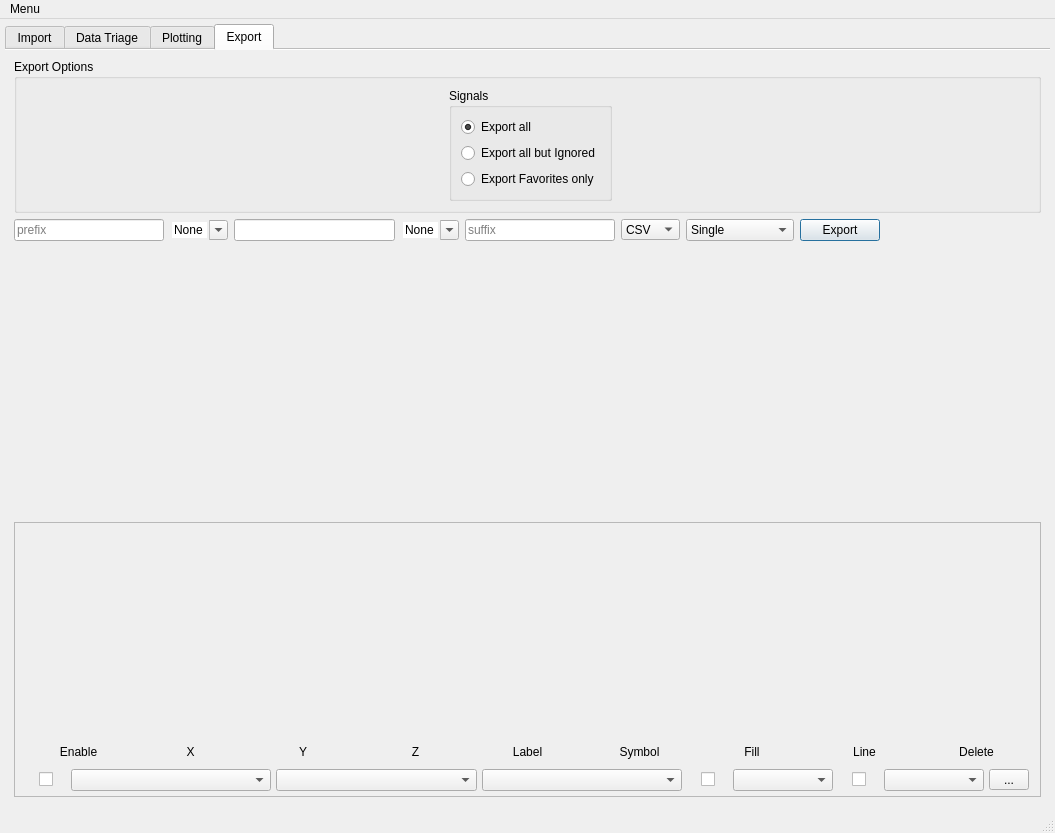
kevinanewman/colliderscope2024, file colliderscope.ui: the form before one commit.
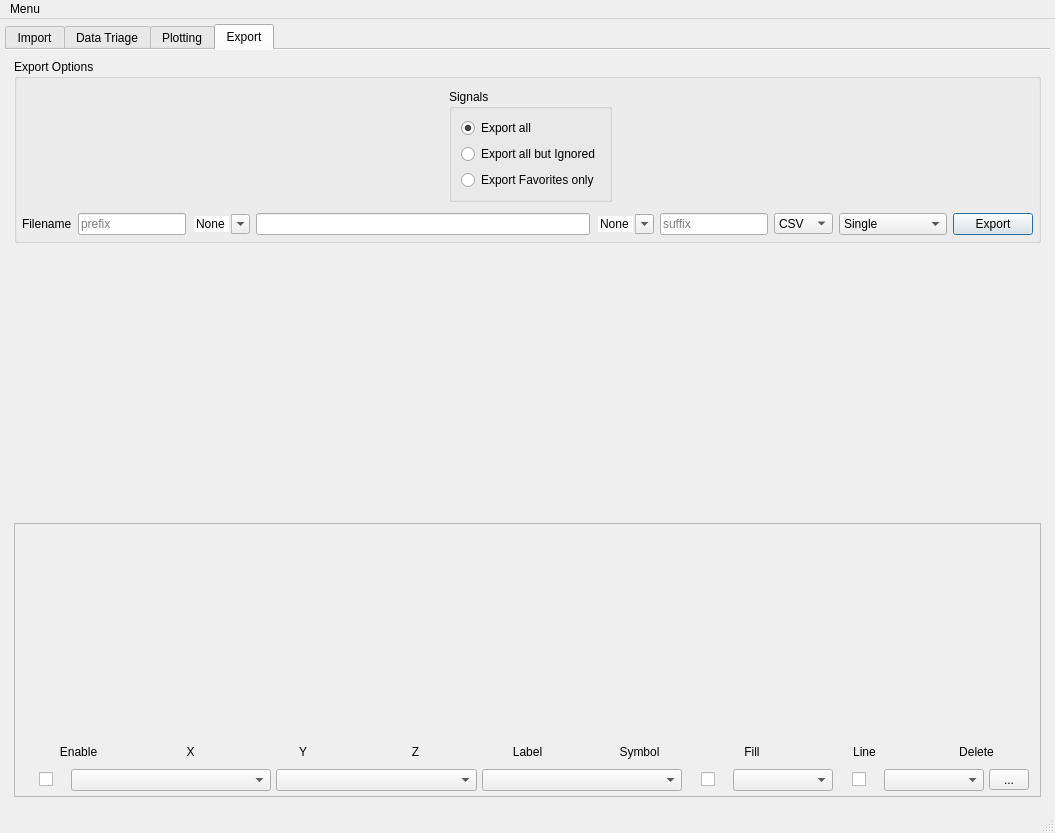
The form after the commit. The open tabs and pages were chosen to show the change. Icons and pictures are not drawn. Custom widgets are drawn as their Qt base class.

Commit message: export layout tweaks

Patch:
```diff
--- a/colliderscope.ui
+++ b/colliderscope.ui
@@ -60,7 +60,7 @@
        <enum>QTabWidget::Rounded</enum>
       </property>
       <property name="currentIndex">
-       <number>0</number>
+       <number>3</number>
       </property>
       <property name="documentMode">
        <bool>true</bool>
@@ -2156,22 +2156,66 @@
        <property name="enabled">
         <bool>true</bool>
        </property>
+       <property name="sizePolicy">
+        <sizepolicy hsizetype="Preferred" vsizetype="MinimumExpanding">
+         <horstretch>0</horstretch>
+         <verstretch>0</verstretch>
+        </sizepolicy>
+       </property>
+       <property name="minimumSize">
+        <size>
+         <width>0</width>
+         <height>100</height>
+        </size>
+       </property>
        <attribute name="title">
         <string>Export</string>
        </attribute>
-       <layout class="QVBoxLayout" name="verticalLayout_12">
+       <layout class="QVBoxLayout" name="verticalLayout_12" stretch="0,1,1">
         <item>
          <widget class="QGroupBox" name="export_options_groupBox">
           <property name="sizePolicy">
-           <sizepolicy hsizetype="MinimumExpanding" vsizetype="Fixed">
+           <sizepolicy hsizetype="MinimumExpanding" vsizetype="MinimumExpanding">
             <horstretch>0</horstretch>
             <verstretch>0</verstretch>
            </sizepolicy>
           </property>
+          <property name="minimumSize">
+           <size>
+            <width>0</width>
+            <height>0</height>
+           </size>
+          </property>
           <property name="title">
            <string>Export Options</string>
           </property>
+          <layout class="QVBoxLayout" name="verticalLayout_23" stretch="0,0">
+           <property name="leftMargin">
+            <number>5</number>
+           </property>
+           <property name="topMargin">
+            <number>5</number>
+           </property>
+           <property name="rightMargin">
+            <number>5</number>
+           </property>
+           <property name="bottomMargin">
+            <number>5</number>
+           </property>
+           <item>
           <layout class="QHBoxLayout" name="horizontalLayout_11">
+             <property name="leftMargin">
+              <number>5</number>
+             </property>
+             <property name="topMargin">
+              <number>5</number>
+             </property>
+             <property name="rightMargin">
+              <number>5</number>
+             </property>
+             <property name="bottomMargin">
+              <number>5</number>
+             </property>
            <item>
             <widget class="QWidget" name="nanhandler_widget" native="true">
              <property name="sizePolicy">
@@ -2262,15 +2306,33 @@
             </spacer>
            </item>
           </layout>
-         </widget>
         </item>
         <item>
-         <layout class="QHBoxLayout" name="horizontalLayout_8">
+            <layout class="QHBoxLayout" name="horizontalLayout_8" stretch="0,0,0,1,0,0,0,0,0">
           <property name="topMargin">
            <number>0</number>
           </property>
+             <item>
+              <widget class="QLabel" name="label_14">
+               <property name="text">
+                <string>Filename</string>
+               </property>
+              </widget>
+             </item>
           <item>
            <widget class="QLineEdit" name="export_data_prefix_lineEdit">
+               <property name="sizePolicy">
+                <sizepolicy hsizetype="MinimumExpanding" vsizetype="Fixed">
+                 <horstretch>0</horstretch>
+                 <verstretch>0</verstretch>
+                </sizepolicy>
+               </property>
+               <property name="minimumSize">
+                <size>
+                 <width>50</width>
+                 <height>0</height>
+                </size>
+               </property>
             <property name="maximumSize">
              <size>
               <width>150</width>
@@ -2355,6 +2417,18 @@
           </item>
           <item>
            <widget class="QLineEdit" name="export_data_suffix_lineEdit">
+               <property name="sizePolicy">
+                <sizepolicy hsizetype="MinimumExpanding" vsizetype="Fixed">
+                 <horstretch>0</horstretch>
+                 <verstretch>0</verstretch>
+                </sizepolicy>
+               </property>
+               <property name="minimumSize">
+                <size>
+                 <width>50</width>
+                 <height>0</height>
+                </size>
+               </property>
             <property name="maximumSize">
              <size>
               <width>150</width>
@@ -2419,20 +2493,10 @@
             </property>
            </widget>
           </item>
-          <item>
-           <spacer name="horizontalSpacer_3">
-            <property name="orientation">
-             <enum>Qt::Horizontal</enum>
-            </property>
-            <property name="sizeHint" stdset="0">
-             <size>
-              <width>40</width>
-              <height>20</height>
-             </size>
-            </property>
-           </spacer>
-          </item>
-         </layout>
+            </layout>
+           </item>
+          </layout>
+         </widget>
         </item>
         <item>
          <spacer name="verticalSpacer_7">
@@ -2449,6 +2513,9 @@
         </item>
         <item>
          <widget class="QScrollArea" name="scrollArea_2">
+          <property name="enabled">
+           <bool>true</bool>
+          </property>
           <property name="widgetResizable">
            <bool>true</bool>
           </property>
@@ -2458,7 +2525,7 @@
              <x>0</x>
              <y>0</y>
              <width>1019</width>
-             <height>266</height>
+             <height>265</height>
             </rect>
            </property>
            <layout class="QVBoxLayout" name="verticalLayout_14">
```
Lines whose indentation alone changed are shown as unchanged. The commit also changes 2 other files.
